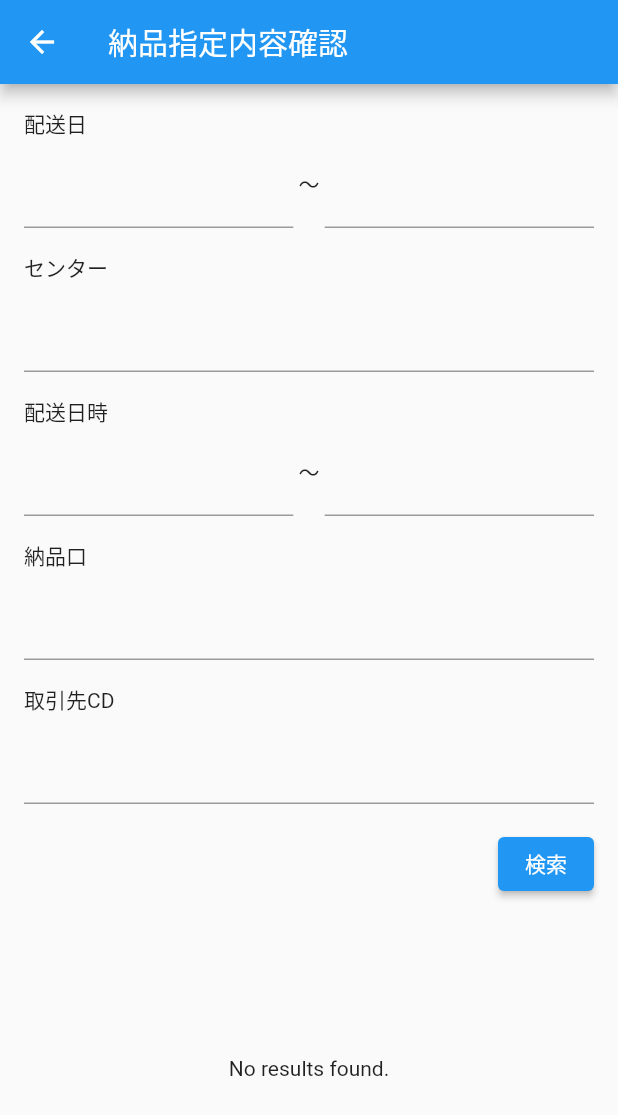
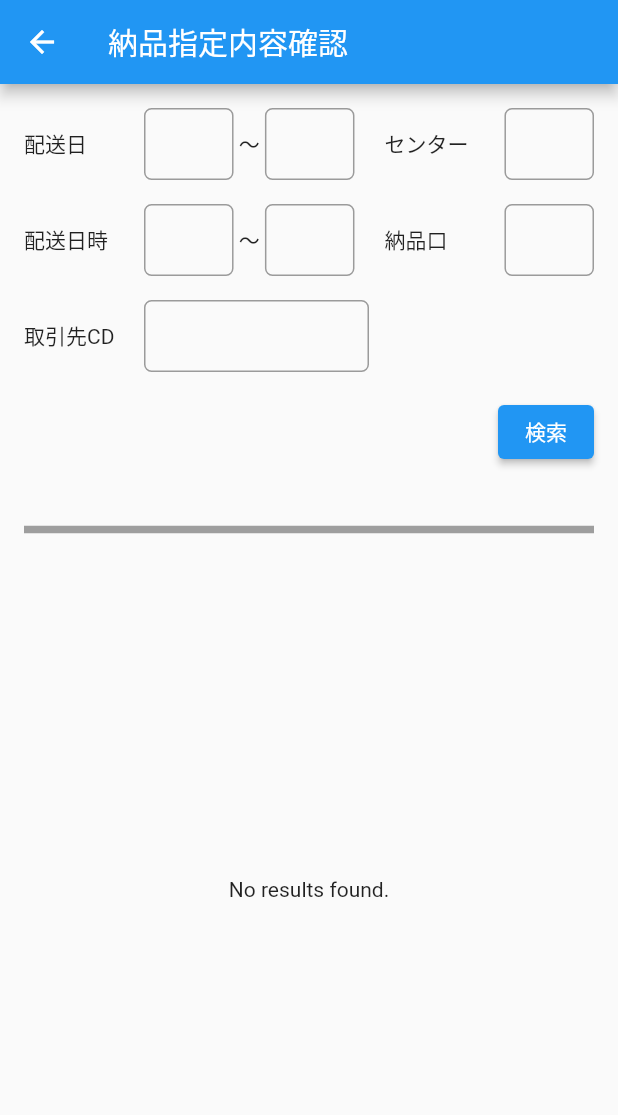
Before and after one commit to arsYamashita/berth_app, a Flutter app: the SearchArrivalPage screen opened directly, on a phone screen of 412 x 824 dp. Shown: the top 1115 px of the screen. Run offline on Flutter 3.47's test engine with Material 2 defaults, Android fonts, the light colour scheme and no system bars; our stand-ins replace cloud_firestore, file_picker, firebase_auth, firebase_core, freezed_annotation, hooks_riverpod; accounts and stored records are empty; statements that could not run were skipped.

Commit message:
UIと入力フォームを変更

```diff
--- a/lib/ui/search_arrival_page.dart
+++ b/lib/ui/search_arrival_page.dart
@@ -1,6 +1,7 @@
 import 'package:flutter/material.dart';
 import 'package:flutter/cupertino.dart';
 import 'package:cloud_firestore/cloud_firestore.dart';
+import 'package:flutter/widgets.dart';
 
 class DeliverySearchService {
   final FirebaseFirestore _firestore = FirebaseFirestore.instance;
@@ -63,13 +64,23 @@ class _SearchArrivalPageState extends State<SearchArrivalPage> {
         child: Column(
           crossAxisAlignment: CrossAxisAlignment.start,
           children: [
-            // 配送日
-            Text('配送日'),
             Row(
               children: [
+                // 配送日
+                Container(
+                  width: 80,
+                  child:
+                  Text('配送日'),
+                ),
                 Expanded(
                   child: TextField(
-                    decoration: InputDecoration(labelText: ''),
+                    decoration: InputDecoration(
+                        border: OutlineInputBorder(
+                          borderSide: const BorderSide(color: Colors.grey),
+                          borderRadius: BorderRadius.circular(5),
+                        ),
+                        contentPadding: const EdgeInsets.symmetric(
+                            horizontal: 10, vertical: 0)),
                     onTap: () async {
                       DateTime? selectedDate = await showDatePicker(
                         context: context,
@@ -88,7 +99,13 @@ class _SearchArrivalPageState extends State<SearchArrivalPage> {
                 Text(' 〜 '),
                 Expanded(
                   child: TextField(
-                    decoration: InputDecoration(labelText: ''),
+                    decoration: InputDecoration(
+                        border: OutlineInputBorder(
+                          borderSide: const BorderSide(color: Colors.grey),
+                          borderRadius: BorderRadius.circular(5),
+                        ),
+                        contentPadding: const EdgeInsets.symmetric(
+                            horizontal: 10, vertical: 0)),
                     onTap: () async {
                       DateTime? selectedDate = await showDatePicker(
                         context: context,
@@ -104,27 +121,47 @@ class _SearchArrivalPageState extends State<SearchArrivalPage> {
                     },
                   ),
                 ),
-              ],
+                SizedBox(width: 20),
+                Container(
+                  width: 80,
+                  child:
+                  Text('センター'),
                 ),
-            SizedBox(height: 16.0),
-            // センター
-            Text('センター'),
-            TextField(
-              decoration: InputDecoration(labelText: ''),
+                Expanded(
+                  child: TextField(
+                    decoration: InputDecoration(
+                        border: OutlineInputBorder(
+                          borderSide: const BorderSide(color: Colors.grey),
+                          borderRadius: BorderRadius.circular(5),
+                        ),
+                        contentPadding: const EdgeInsets.symmetric(
+                            horizontal: 10, vertical: 0)),
                     onChanged: (value) {
                       setState(() {
                         _branchCode = value;
                       });
                     },
                   ),
+                )],
+            ),
             SizedBox(height: 16.0),
-            // 配送日時
-            Text('配送日時'),
             Row(
               children: [
+                // 配送日時
+                Container(
+                  width: 80,
+                  child:
+                  Text('配送日時'),
+                ),
                 Expanded(
                   child: TextField(
-                    decoration: InputDecoration(labelText: ''),
+                    decoration: InputDecoration(
+                        border: OutlineInputBorder(
+                          borderSide: const BorderSide(color: Colors.grey),
+                          borderRadius: BorderRadius.circular(5),
+                        ),
+                        contentPadding: const EdgeInsets.symmetric(
+                            horizontal: 10, vertical: 0)),
                     onTap: () async {
                       TimeOfDay? selectedTime = await showTimePicker(
                         context: context,
@@ -142,7 +179,13 @@ class _SearchArrivalPageState extends State<SearchArrivalPage> {
                 Text(' 〜 '),
                 Expanded(
                   child: TextField(
-                    decoration: InputDecoration(labelText: ''),
+                    decoration: InputDecoration(
+                        border: OutlineInputBorder(
+                          borderSide: const BorderSide(color: Colors.grey),
+                          borderRadius: BorderRadius.circular(5),
+                        ),
+                        contentPadding: const EdgeInsets.symmetric(
+                            horizontal: 10, vertical: 0)),
                     onTap: () async {
                       TimeOfDay? selectedTime = await showTimePicker(
                         context: context,
@@ -156,29 +199,59 @@ class _SearchArrivalPageState extends State<SearchArrivalPage> {
                     },
                   ),
                 ),
-              ],
+                SizedBox(width: 20),
+                // 納品口
+                Container(
+                  width: 80,
+                  child:
+                  Text('納品口'),
                 ),
-            SizedBox(height: 16.0),
-            // 納品口
-            Text('納品口'),
-            TextField(
-              decoration: InputDecoration(labelText: ''),
+                Expanded(
+                  child: TextField(
+                    decoration: InputDecoration(
+                        border: OutlineInputBorder(
+                          borderSide: const BorderSide(color: Colors.grey),
+                          borderRadius: BorderRadius.circular(5),
+                        ),
+                        contentPadding: const EdgeInsets.symmetric(
+                            horizontal: 10, vertical: 0)),
                     onChanged: (value) {
                       setState(() {
                         _deliveryPort = value;
                       });
                     },
                   ),
+                )],
+            ),
             SizedBox(height: 16.0),
+            Row(
+              children: [
                 // 取引先CD
-            Text('取引先CD'),
-            TextField(
-              decoration: InputDecoration(labelText: ''),
+                Container(
+                  width: 80, // Set a fixed width
+                  child: Text('取引先CD'),
+                ),
+                Container(
+                  width: 150, // Adjust the width as needed
+                  child: TextField(
+                    decoration: InputDecoration(
+                      border: OutlineInputBorder(
+                        borderSide: const BorderSide(color: Colors.grey),
+                        borderRadius: BorderRadius.circular(5),
+                      ),
+                      contentPadding: const EdgeInsets.symmetric(
+                        horizontal: 10,
+                        vertical: 0,
+                      ),
+                    ),
                     onChanged: (value) {
                       setState(() {
                         _customerCode = value;
                       });
                     },
+                  ),
+                ),
+              ],
             ),
             SizedBox(height: 16.0),
             // 検索ボタン
@@ -205,7 +278,13 @@ class _SearchArrivalPageState extends State<SearchArrivalPage> {
               ],
             ),
             SizedBox(height: 16.0),
-
+            const Divider(
+              height: 50,
+              thickness: 5,
+              indent: 0,
+              endIndent: 0,
+              color: Colors.grey,
+            ),
             // 検索結果（幅一杯に表示）
             Expanded(
               child: _searchResults.isEmpty
@@ -223,7 +302,6 @@ class _SearchArrivalPageState extends State<SearchArrivalPage> {
   }
 }
 
-
 class DeliverySearchResultTable extends StatelessWidget {
   final List<dynamic> searchResults; // 仮の検索結果データ
 
@@ -233,16 +311,49 @@ class DeliverySearchResultTable extends StatelessWidget {
   // 表示したいデータに応じて適切な Widget を構築
   @override
   Widget build(BuildContext context) {
-    return SingleChildScrollView(
+    return ListView(
       scrollDirection: Axis.vertical,
-        child:DataTable(
-          columns: [
-            DataColumn(label: Text('日付')),
-            DataColumn(label: Text('時間')),
-            DataColumn(label: Text('センター')),
-            DataColumn(label: Text('取引先CD')),
-            DataColumn(label: Text('取引先名')),
-            DataColumn(label: Text('納品口')),
+      children: [
+        SingleChildScrollView(
+          scrollDirection: Axis.horizontal,
+          child: DataTable(
+            columns: const [
+              DataColumn(
+                label: SizedBox(
+                  width: 100, // 列の幅を設定
+                  child: Text('日付'),
+                ),
+              ),
+              DataColumn(
+                label: SizedBox(
+                  width: 100, // 列の幅を設定
+                  child: Text('時間'),
+                ),
+              ),
+              DataColumn(
+                label: SizedBox(
+                  width: 100, // 列の幅を設定
+                  child: Text('センター'),
+                ),
+              ),
+              DataColumn(
+                label: SizedBox(
+                  width: 100, // 列の幅を設定
+                  child: Text('取引先CD'),
+                ),
+              ),
+              DataColumn(
+                label: SizedBox(
+                  width: 100, // 列の幅を設定
+                  child: Text('取引先名'),
+                ),
+              ),
+              DataColumn(
+                label: SizedBox(
+                  width: 100, // 列の幅を設定
+                  child: Text('納品口'),
+                ),
+              ),
             ],
             rows: List<DataRow>.generate(
               searchResults.length,
@@ -250,16 +361,49 @@ class DeliverySearchResultTable extends StatelessWidget {
                 Map<String, dynamic> deliveryData = searchResults[index].data() as Map<String, dynamic>;
                 return DataRow(
                   cells: [
-                  DataCell(Text(deliveryData['date'].toString())), // 日付のキーは適切なものに変更
-                  DataCell(Text(deliveryData['time'].toString())), // 時間のキーは適切なものに変更
-                  DataCell(Text(deliveryData['branchCode'].toString())),
-                  DataCell(Text(deliveryData['userCode'].toString())),
-                  DataCell(Text(deliveryData['userName'].toString())),
-                  DataCell(Text(deliveryData['deliveryPort'].toString())),
+                    DataCell(
+                      SizedBox(
+                        width: 100, // 列の幅を設定
+                        child: Text(deliveryData['date'].toString()),
+                      ),
+                    ),
+                    DataCell(
+                      SizedBox(
+                        width: 100, // 列の幅を設定
+                        child: Text(deliveryData['time'].toString()),
+                      ),
+                    ),
+                    DataCell(
+                      SizedBox(
+                        width: 100, // 列の幅を設定
+                        child: Text(deliveryData['branchCode'].toString()),
+                      ),
+                    ),
+                    DataCell(
+                      SizedBox(
+                        width: 100, // 列の幅を設定
+                        child: Text(deliveryData['userCode'].toString()),
+                      ),
+                    ),
+                    DataCell(
+                      SizedBox(
+                        width: 100, // 列の幅を設定
+                        child: Text(deliveryData['userName'].toString()),
+                      ),
+                    ),
+                    DataCell(
+                      SizedBox(
+                        width: 100, // 列の幅を設定
+                        child: Text(deliveryData['deliveryPort'].toString()),
+                      ),
+                    ),
                   ],
                 );
               },
             ),
-        ));
+          ),
+        ),
+      ],
+    );
   }
 }
```
Lines whose indentation alone changed are shown as unchanged.
